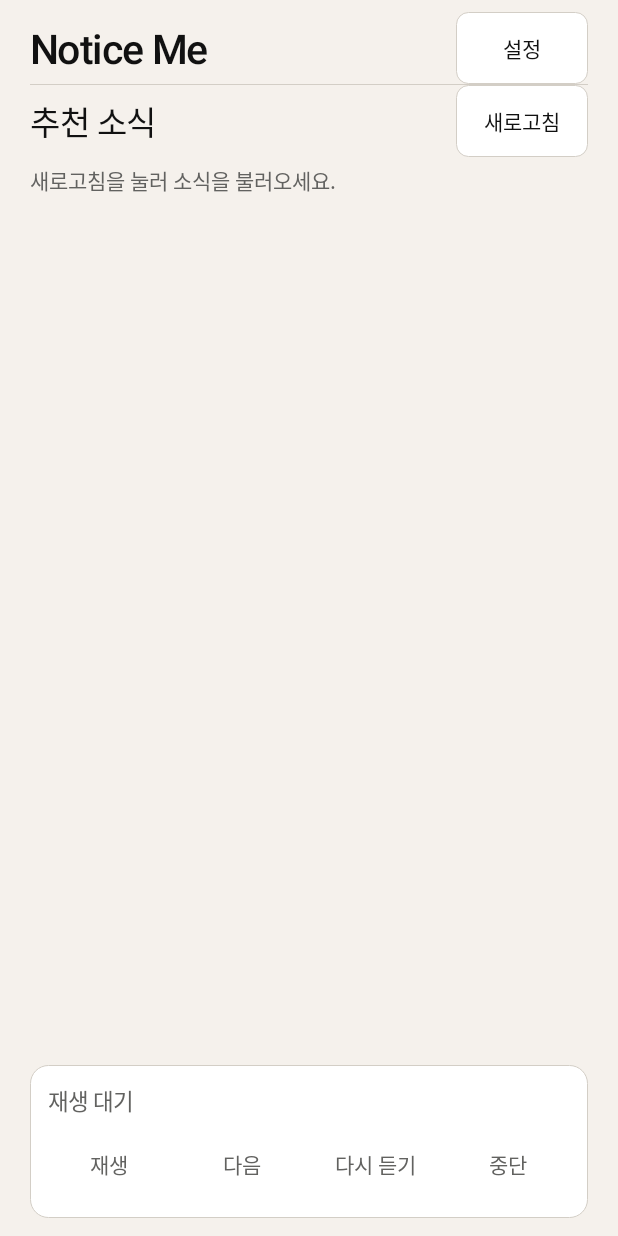
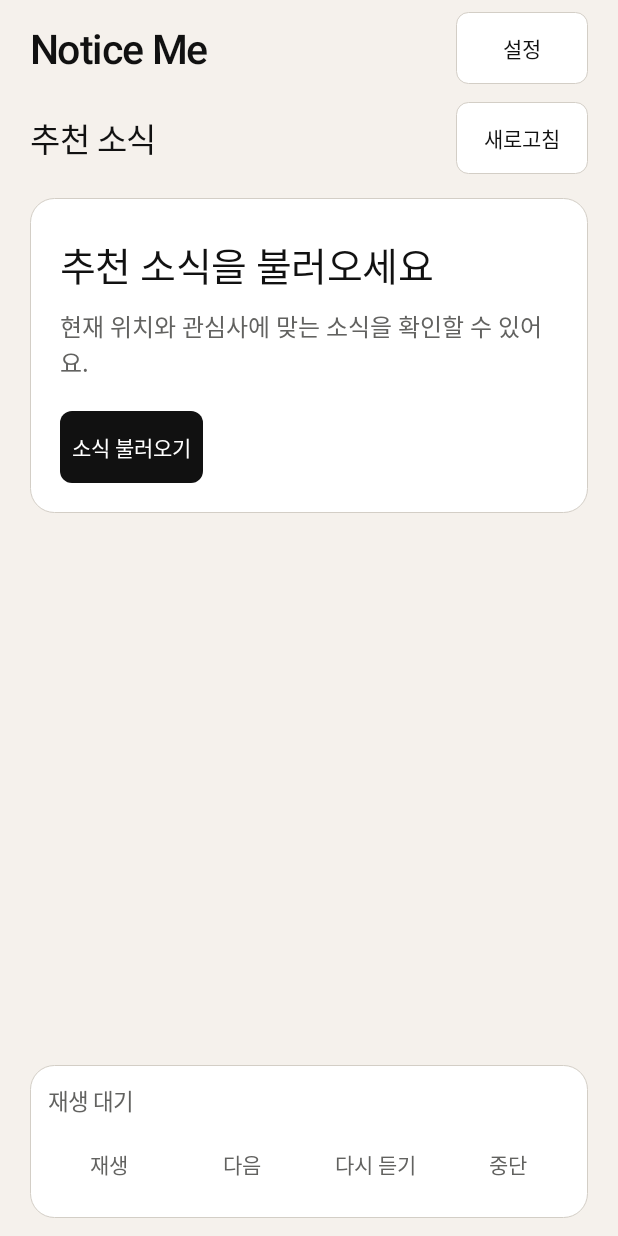
Before and after one commit to Notice-Me/notice-me, an Android app: the screen it shows after launch (MainActivity), on a phone screen of 412 x 824 dp. Run offline under Robolectric (Android 15) with nearby library versions, the phone set to English and light mode, and no system bars; 2 statements that could not run were skipped.

Commit message:
Redesign loaded feed hierarchy and empty states

```diff
--- a/vehicle-app/app/build.gradle.kts
+++ b/vehicle-app/app/build.gradle.kts
@@ -7,8 +7,8 @@ android {
         applicationId = "ai.noticeme.vehicle"
         minSdk = 28
         targetSdk = 34
-        versionCode = 9
-        versionName = "0.3.4"
+        versionCode = 10
+        versionName = "0.3.5"
     }
     flavorDimensions += "speech"
     productFlavors {
--- a/vehicle-app/app/src/main/java/ai/noticeme/vehicle/MainActivity.kt
+++ b/vehicle-app/app/src/main/java/ai/noticeme/vehicle/MainActivity.kt
@@ -45,6 +45,10 @@ class MainActivity : Activity() {
     private lateinit var speech: DeviceSpeechPlayer
     private lateinit var status: TextView
     private lateinit var stories: LinearLayout
+    private lateinit var emptyPanel: LinearLayout
+    private lateinit var emptyTitle: TextView
+    private lateinit var emptyDetail: TextView
+    private lateinit var emptyAction: Button
     private lateinit var diagnostics: TextView
     private lateinit var nowPlaying: TextView
     private lateinit var play: Button
@@ -85,7 +89,6 @@ class MainActivity : Activity() {
             settings.visibility = if (settings.visibility == View.VISIBLE) View.GONE else View.VISIBLE
         })
         root.addView(heading)
-        root.addView(divider())
 
         val scroll = ScrollView(this).apply {
             isFillViewport = true
@@ -132,6 +135,7 @@ class MainActivity : Activity() {
         val feedHeading = row()
         feedHeading.addView(label("추천 소식", displaySize(22, 36), ink, true), LinearLayout.LayoutParams(0, -2, 1f))
         feedHeading.addView(button("새로고침") { connect() })
+        feedHeading.setPadding(0, dp(12), 0, dp(4))
         body.addView(feedHeading)
         status = label("", displaySize(14, 24), muted)
         status.accessibilityLiveRegion = View.ACCESSIBILITY_LIVE_REGION_POLITE
@@ -140,9 +144,25 @@ class MainActivity : Activity() {
         body.addView(diagnostics)
         stories = column()
         body.addView(stories)
+        emptyPanel = column().apply {
+            background = rounded(Color.WHITE, 16, bordered = true)
+            val inset = dp(displaySize(20, 32))
+            setPadding(inset, inset, inset, inset)
+        }
+        emptyTitle = label("", displaySize(26, 42), ink, true)
+        emptyDetail = label("", displaySize(16, 25), muted)
+        emptyAction = button("소식 불러오기", primary = true) { connect() }
+        emptyPanel.addView(emptyTitle)
+        emptyPanel.addView(emptyDetail)
+        emptyPanel.addView(emptyAction, LinearLayout.LayoutParams(-2, -2).apply {
+            topMargin = dp(16)
+        })
+        body.addView(emptyPanel, LinearLayout.LayoutParams(-1, -2).apply {
+            topMargin = dp(12)
+        })
 
         val player = column().apply {
-            background = rounded(playerSurface, 12, bordered = true)
+            background = rounded(playerSurface, 16, bordered = true)
             setPadding(dp(12), dp(8), dp(12), dp(10))
         }
         nowPlaying = label("재생 대기", displaySize(15, 25), playerMuted)
@@ -231,6 +251,22 @@ class MainActivity : Activity() {
 
     private fun render(state: ScreenState) {
         status.text = state.message
+        val empty = state.feed?.top3.isNullOrEmpty()
+        emptyPanel.visibility = if (empty) View.VISIBLE else View.GONE
+        status.visibility = if (empty) View.GONE else View.VISIBLE
+        emptyTitle.text = when {
+            state.busy -> "소식 확인 중"
+            state.connected -> "추천 소식이 없어요"
+            state.message == ScreenState().message -> "추천 소식을 불러오세요"
+            else -> "소식을 불러오지 못했어요"
+        }
+        emptyDetail.text = when {
+            state.connected && !state.busy -> "현재 위치나 관심사를 바꿔 다시 확인해 보세요."
+            state.message == ScreenState().message -> "현재 위치와 관심사에 맞는 소식을 확인할 수 있어요."
+            else -> state.message
+        }
+        emptyAction.text = if (state.connected || state.message != ScreenState().message) "다시 불러오기" else "소식 불러오기"
+        emptyAction.visibility = if (state.busy) View.GONE else View.VISIBLE
         queueStatus.text = state.feed?.let { feed ->
             etaLabel?.let { "$it · 음성 큐 ${feed.queue.size}건" }
         }.orEmpty()
@@ -249,13 +285,17 @@ class MainActivity : Activity() {
         if (state.feed !== shownFeed || stories.childCount == 0) {
             shownFeed = state.feed
             stories.removeAllViews()
-            if (state.feed?.top3.isNullOrEmpty()) {
-                if (state.connected) stories.addView(label("추천할 소식이 없습니다.", 18, muted))
-            } else state.feed!!.top3.forEach { item ->
+            val content = state.feed?.top3.orEmpty()
+            val following = column().apply {
+                background = rounded(Color.WHITE, 12, bordered = true)
+            }
+            content.forEachIndexed { index, item ->
+                val lead = index == 0
                 val story = column().apply {
-                    background = rounded(Color.WHITE, 12, bordered = true)
-                    val inset = dp(displaySize(16, 24))
-                    setPadding(inset, dp(12), inset, dp(14))
+                    if (lead) background = rounded(Color.WHITE, 16, bordered = true)
+                    val inset = dp(if (lead) displaySize(20, 30) else displaySize(16, 24))
+                    val vertical = dp(if (lead) displaySize(16, 24) else displaySize(10, 14))
+                    setPadding(inset, vertical, inset, vertical)
                 }
                 val source = buildList {
                     add(item.sourceName)
@@ -265,14 +305,15 @@ class MainActivity : Activity() {
                     if (!item.ttsEligible) add("읽기 전용")
                 }.filter { it.isNotBlank() }.joinToString(" · ")
                 story.addView(label(source, displaySize(13, 23), muted))
-                story.addView(label(item.title, displaySize(22, 40), ink, true))
+                val titleSize = if (lead) displaySize(29, 46) else displaySize(21, 34)
+                story.addView(label(item.title, titleSize, ink, true))
                 item.weather?.let { weather ->
                     story.addView(label("고정 관측 지역 · ${weather.region}", displaySize(14, 26), muted))
                     story.addView(label("관측 ${displayTime(weather.observedAt)} · 유효 ${displayTime(item.expiresAt)}", displaySize(14, 24), muted))
                 } ?: story.addView(label(
                     item.publishedAt?.let { "발행 ${displayTime(it)}" } ?: "수집 ${displayTime(item.fetchedAt)}",
                     displaySize(14, 24), muted))
-                if (item.brief.isNotBlank() && item.contentType != "NEWS") story.addView(label(item.brief, displaySize(17, 30), ink).apply {
+                if (item.brief.isNotBlank() && item.contentType != "NEWS") story.addView(label(item.brief, if (lead) displaySize(17, 28) else displaySize(16, 24), ink).apply {
                     setLineSpacing(dp(displaySize(2, 5)).toFloat(), 1f)
                 })
                 story.addView(label(item.sourceUrl, displaySize(14, 24), accent).apply {
@@ -280,7 +321,19 @@ class MainActivity : Activity() {
                     setLinkTextColor(ink)
                     movementMethod = LinkMovementMethod.getInstance()
                 })
-                stories.addView(story, LinearLayout.LayoutParams(-1, -2).apply {
+                if (lead) {
+                    stories.addView(story, LinearLayout.LayoutParams(-1, -2).apply {
+                        bottomMargin = dp(16)
+                    })
+                } else {
+                    if (index > 1) following.addView(divider())
+                    following.addView(story)
+                }
+            }
+            if (content.size > 1) {
+                stories.addView(label("이어서 볼 소식", displaySize(18, 26), ink, true))
+                stories.addView(following, LinearLayout.LayoutParams(-1, -2).apply {
+                    topMargin = dp(4)
                     bottomMargin = dp(12)
                 })
             }
```
